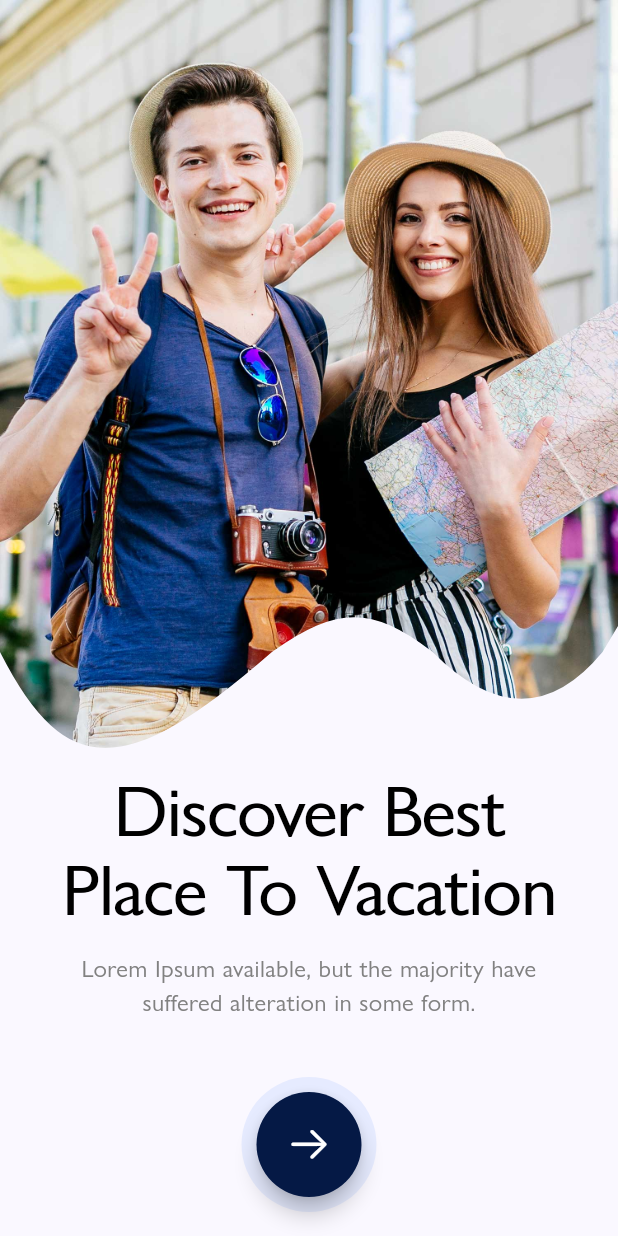
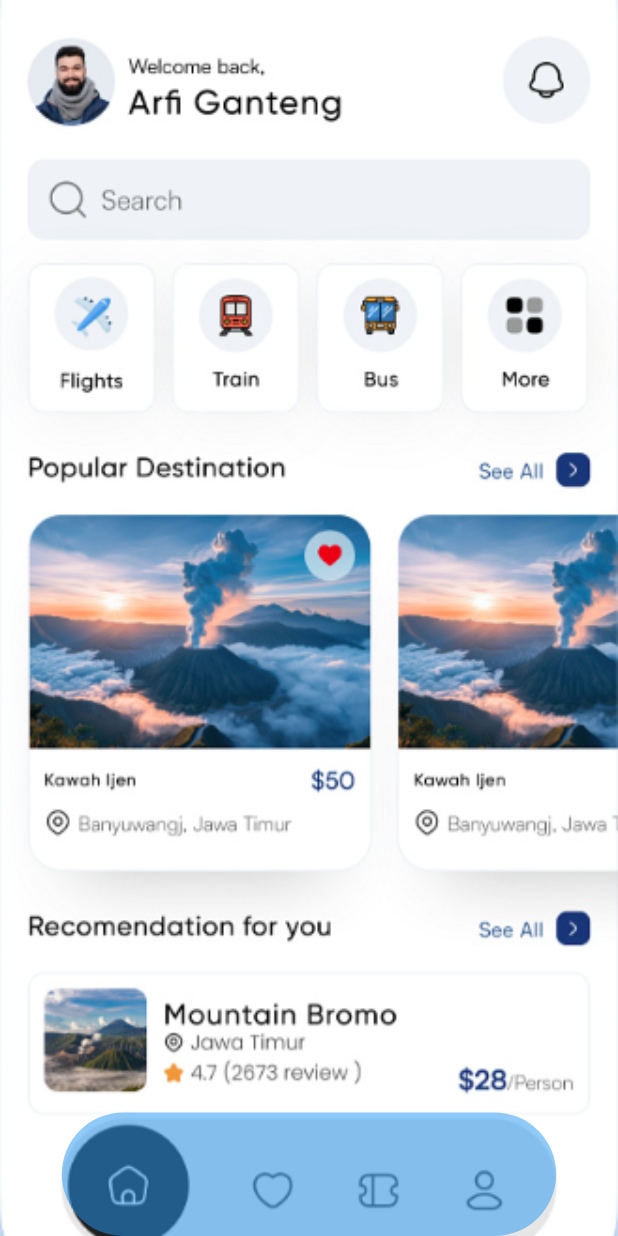
Before and after one commit to pratham-sarankar/travel_app, a Flutter app: the screen it shows after launch, after a tap on an icon or button, on a phone screen of 412 x 824 dp. Run offline on Flutter 3.47's test engine with Material 3 defaults, Android fonts, the phone set to English and light mode, and no system bars.

Commit message:
Added Home Page

```diff
--- /dev/null
+++ b/lib/features/home/presentation/home_screen.dart
@@ -0,0 +1,40 @@
+import 'package:flutter/material.dart';
+import 'package:travel_app/features/home/widgets/app_bottom_bar.dart';
+
+class HomeScreen extends StatefulWidget {
+  const HomeScreen({super.key});
+
+  @override
+  State<HomeScreen> createState() => _HomeScreenState();
+}
+
+class _HomeScreenState extends State<HomeScreen> {
+  @override
+  Widget build(BuildContext context) {
+    return Scaffold(
+      body: SafeArea(
+        child: Stack(
+          children: [
+            Positioned(
+              top: 0,
+              right: 0,
+              left: 0,
+              bottom: 0,
+              child: Image.asset(
+                'assets/Capture.PNG',
+                fit: BoxFit.fitWidth,
+                alignment: Alignment.topCenter,
+              ),
+            ),
+            const Positioned(
+              bottom: 0,
+              right: 0,
+              left: 0,
+              child: AppBottomBar(),
+            ),
+          ],
+        ),
+      ),
+    );
+  }
+}
--- /dev/null
+++ b/lib/features/home/widgets/app_bottom_bar.dart
@@ -0,0 +1,26 @@
+import 'package:flutter/material.dart';
+
+class AppBottomBar extends StatefulWidget {
+  const AppBottomBar({super.key});
+
+  @override
+  State<AppBottomBar> createState() => _AppBottomBarState();
+}
+
+class _AppBottomBarState extends State<AppBottomBar> {
+  @override
+  Widget build(BuildContext context) {
+    final width = MediaQuery.of(context).size.width;
+    final height = MediaQuery.of(context).size.height;
+    return Container(
+      height: height * 0.1,
+      margin: EdgeInsets.symmetric(
+        horizontal: width * 0.1,
+      ),
+      decoration: BoxDecoration(
+        color: Colors.blue.withOpacity(0.5),
+        borderRadius: BorderRadius.circular(100),
+      ),
+    );
+  }
+}
--- a/lib/screens/onboarding_screen.dart
+++ b/lib/features/onboarding/presentation/onboarding_screen.dart
@@ -1,5 +1,6 @@
 import 'package:flutter/cupertino.dart';
 import 'package:flutter/material.dart';
+import 'package:travel_app/features/home/presentation/home_screen.dart';
 
 class OnboardingScreen extends StatefulWidget {
   const OnboardingScreen({super.key});
@@ -50,7 +51,15 @@ class _OnboardingScreenState extends State<OnboardingScreen>
         ),
         child: FittedBox(
           child: FloatingActionButton(
-            onPressed: () {},
+            onPressed: () {
+              Navigator.of(context).push(
+                CupertinoPageRoute(
+                  builder: (context) {
+                    return const HomeScreen();
+                  },
+                ),
+              );
+            },
             shape: const CircleBorder(),
             child: const Icon(CupertinoIcons.arrow_right),
           ),
--- a/lib/main.dart
+++ b/lib/main.dart
@@ -1,8 +1,22 @@
+import 'dart:async';
+
 import 'package:flutter/material.dart';
-import 'package:travel_app/screens/onboarding_screen.dart';
+import 'package:flutter/services.dart';
+import 'package:travel_app/features/onboarding/presentation/onboarding_screen.dart';
 import 'package:travel_app/theme.dart';
 
-void main() {
+void main() async {
+  WidgetsFlutterBinding.ensureInitialized();
+  //Enable Edge to Edge
+  SystemChrome.setEnabledSystemUIMode(SystemUiMode.edgeToEdge);
+  SystemChrome.setSystemUIOverlayStyle(
+    const SystemUiOverlayStyle(
+      statusBarColor: Colors.transparent,
+      statusBarIconBrightness: Brightness.dark,
+      systemNavigationBarColor: Colors.transparent,
+      systemNavigationBarIconBrightness: Brightness.dark,
+    ),
+  );
   runApp(
     MaterialApp(
       debugShowCheckedModeBanner: false,
--- a/lib/theme.dart
+++ b/lib/theme.dart
@@ -27,7 +27,7 @@ class MaterialTheme {
       onErrorContainer: Color(0xff410002),
       background: Color(0xfffaf8ff),
       onBackground: Color(0xff1a1b20),
-      surface: Color(0xfffaf8ff),
+      surface: Colors.white,
       onSurface: Color(0xff1a1b20),
       surfaceVariant: Color(0xffe1e2ec),
       onSurfaceVariant: Color(0xff44464f),
@@ -359,7 +359,8 @@ class MaterialTheme {
     return theme(darkHighContrastScheme().toColorScheme());
   }
 
-  ThemeData theme(ColorScheme colorScheme) => ThemeData(
+  ThemeData theme(ColorScheme colorScheme) {
+    return ThemeData(
       useMaterial3: true,
       brightness: colorScheme.brightness,
       colorScheme: colorScheme,
@@ -373,9 +374,11 @@ class MaterialTheme {
         backgroundColor: Color(0xff051945),
         foregroundColor: Colors.white,
       ),
+      appBarTheme: AppBarTheme(),
       //Font
       fontFamily: 'GillSansNova',
     );
+  }
 
   List<ExtendedColor> get extendedColors => [];
 }
```
Also changed, not shown: assets/Capture.PNG (added). Lines whose indentation alone changed are shown as unchanged.
